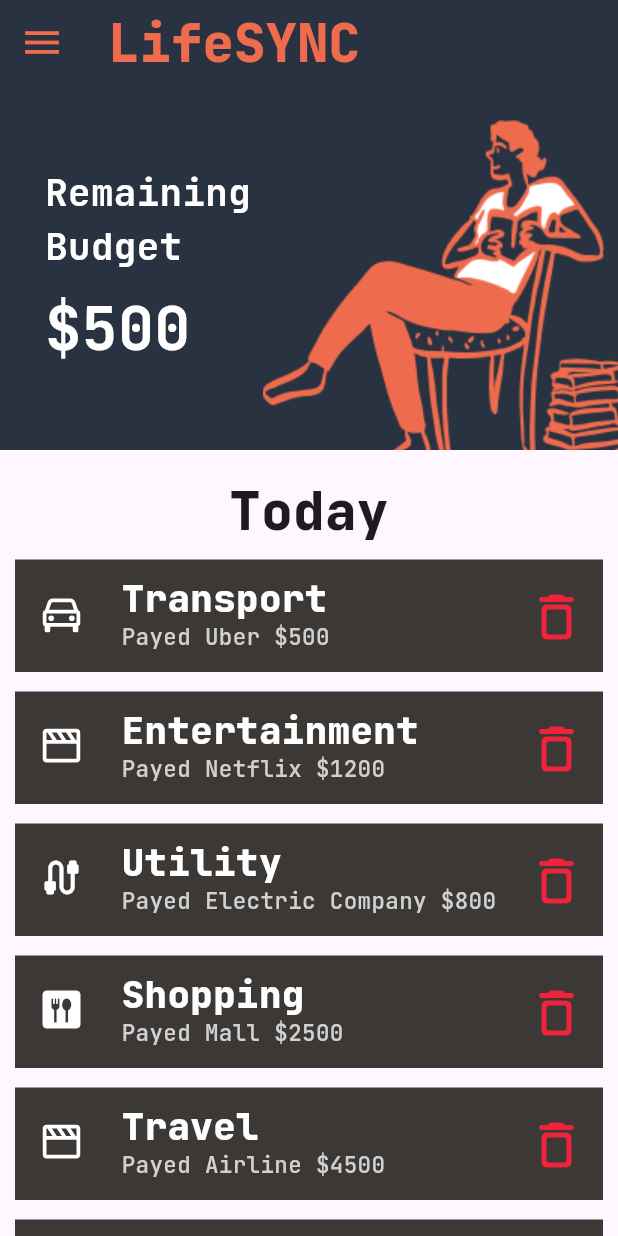
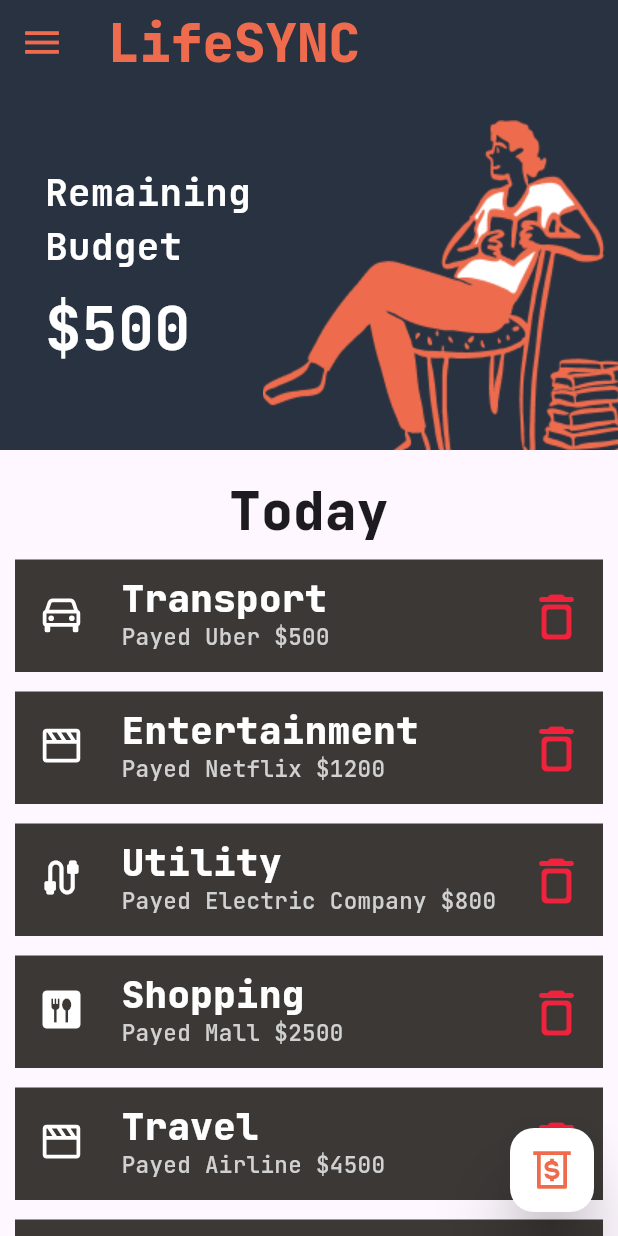
Before and after one commit to all-coder/expense.io, a Flutter app: the screen it shows after launch, on a phone screen of 412 x 824 dp. Run offline on Flutter 3.47's test engine with Material 3 defaults, Android fonts, the phone set to English and light mode, and no system bars; our stand-ins replace google_fonts, icons_plus.

Commit message:
made some minor changes

```diff
--- a/lib/screens/home.dart
+++ b/lib/screens/home.dart
@@ -1,6 +1,7 @@
 import 'package:flutter/material.dart';
 import 'package:google_fonts/google_fonts.dart';
 import 'package:proj_13/widgets/expense.dart';
+import 'package:icons_plus/icons_plus.dart';
 
 class Home extends StatelessWidget {
   const Home({super.key});
@@ -8,6 +9,16 @@ class Home extends StatelessWidget {
   @override
   Widget build(BuildContext context) {
     return Scaffold(
+      floatingActionButton: FloatingActionButton(
+        backgroundColor:Colors.white,
+        elevation: 20,
+        onPressed: () {},
+        child: const Icon(
+          BoxIcons.bx_money_withdraw,
+          color:Color(0xffee6c4d),
+          size:30
+        ),
+      ),
       body: NestedScrollView(
           headerSliverBuilder: (context, innerBoxIsScrolled) {
             return [
@@ -72,3 +83,6 @@ class Home extends StatelessWidget {
     );
   }
 }
+
+
+//to add a floating action button
```
